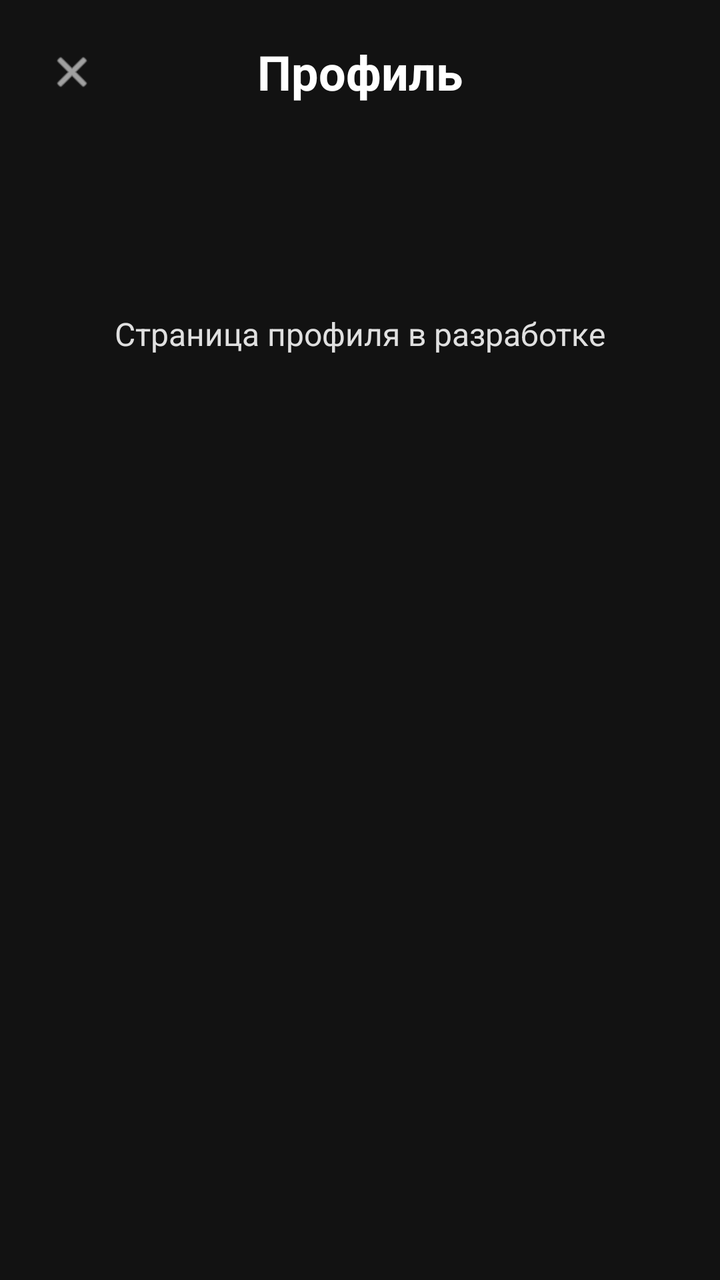
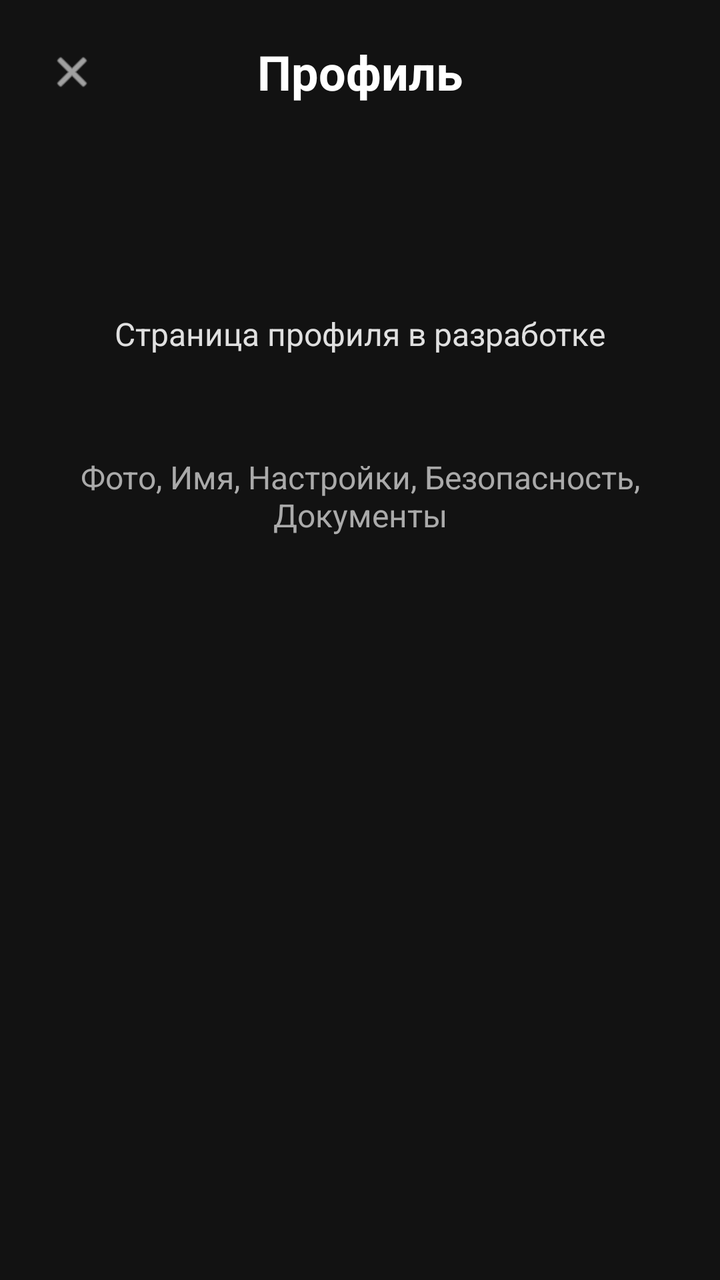

Screens rendered from an Android XML layout before and after an edit, with the pre-edit source and the edit as a unified diff.
<!-- AndroidManifest.xml: application theme Theme.ZvenoBank -->
<!-- res/layout/activity_profile.xml -->
<?xml version="1.0" encoding="utf-8"?>
<LinearLayout xmlns:android="http://schemas.android.com/apk/res/android"
    xmlns:app="http://schemas.android.com/apk/res-auto"
    android:layout_width="match_parent"
    android:layout_height="match_parent"
    android:orientation="vertical"
    android:background="@color/background"
    android:padding="16dp">

    <LinearLayout
        android:layout_width="match_parent"
        android:layout_height="wrap_content"
        android:orientation="horizontal"
        android:gravity="center_vertical">

        <ImageView
            android:id="@+id/back_button"
            android:layout_width="40dp"
            android:layout_height="40dp"
            android:src="@android:drawable/ic_menu_close_clear_cancel"
            app:tint="@android:color/white"
            android:padding="8dp"
            android:clickable="true"
            android:focusable="true"
            android:contentDescription="Назад" />

        <TextView
            android:layout_width="0dp"
            android:layout_height="wrap_content"
            android:layout_weight="1"
            android:text="Профиль"
            android:textColor="@android:color/white"
            android:textSize="24sp"
            android:textStyle="bold"
            android:gravity="center" />

        <View
            android:layout_width="40dp"
            android:layout_height="40dp" />

    </LinearLayout>

    <TextView
        android:layout_width="match_parent"
        android:layout_height="wrap_content"
        android:text="Страница профиля в разработке"
        android:textColor="@color/text_secondary"
        android:textSize="16sp"
        android:gravity="center"
        android:layout_marginTop="100dp" />

</LinearLayout>
<!-- resources referenced by this layout -->
<resources>
  <color name="background">#121212</color>
  <color name="text_secondary">#E0E0E0</color>
  <style name="Theme.ZvenoBank" parent="Base.Theme.ZvenoBank" />
  <style name="Base.Theme.ZvenoBank" parent="Theme.Material3.DayNight.NoActionBar">
          
          
      </style>
</resources>

<!-- the commit's change to res/layout/activity_profile.xml (unified diff, before → after) -->
@@ -49,4 +49,13 @@
         android:gravity="center"
         android:layout_marginTop="100dp" />
 
+    <TextView
+        android:layout_width="match_parent"
+        android:layout_height="wrap_content"
+        android:text="Фото, Имя, Настройки, Безопасность, Документы"
+        android:textColor="@android:color/darker_gray"
+        android:textSize="16sp"
+        android:gravity="center"
+        android:layout_marginTop="50dp"/>
+
 </LinearLayout>
